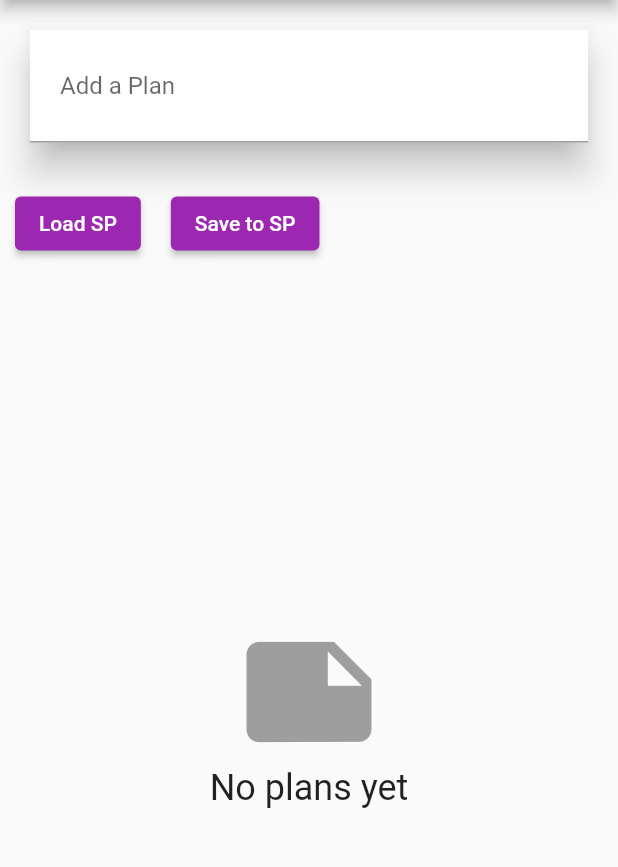
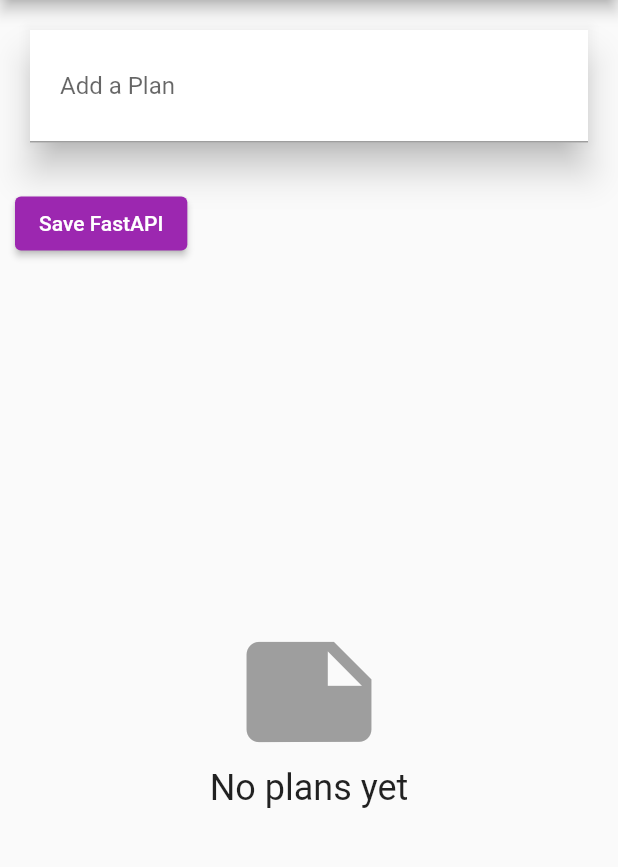
Before and after one commit to nyck33/todo_riverpod_freezed, a Flutter app: the screen it shows after launch, on a phone screen of 412 x 824 dp, the part 84-951 px from its top. Run offline on Flutter 3.47's test engine with Material 2 defaults, Android fonts, the phone set to English and light mode, and no system bars; our stand-ins replace built_value, flutter_riverpod, freezed_annotation, hooks_riverpod, shared_preferences.

Commit message:
put sharedprefs and loading plans in main

```diff
--- a/lib/main.dart
+++ b/lib/main.dart
@@ -1,7 +1,6 @@
 import 'package:flutter/material.dart';
 import 'package:flutter_riverpod/flutter_riverpod.dart';
 import 'package:hooks_riverpod/hooks_riverpod.dart';
-import 'dart:async';
 import 'package:shared_preferences/shared_preferences.dart';
 import 'dart:convert';
 
@@ -17,29 +16,48 @@ void main() async {
   WidgetsFlutterBinding.ensureInitialized();
   SharedPreferences? prefs = await SharedPreferences.getInstance();
 
+  List<Plan> plansFromSP = [];
+  final List<dynamic>? plansJsons;
+  final String plansKey = "plans";
+
+  try {
+    plansJsons = jsonDecode(prefs?.getString(plansKey) ?? '[]');
+    print('loadStateEarly plansJson: $plansJsons');
+    //final List<Plan> plansArr = [];
+    //return plansJsons;
+    if (plansJsons != null) {
+      for (Map<String, dynamic> p in plansJsons) {
+        //plansList.add(Plan.fromJson(p));
+        plansFromSP.add(Plan.fromJson(p));
+      }
+    }
+    // plansArr;
+  } catch (err) {
+    print('repo getPlans error: $err');
+  }
+
   //create local
-  runApp(ProviderScope(child: MasterPlanApp(prefs: prefs)));
+  runApp(ProviderScope(child: MasterPlanApp(plans: plansFromSP)));
 }
 
 class MasterPlanApp extends ConsumerStatefulWidget {
-  SharedPreferences? prefs;
-  MasterPlanApp({Key? key, required this.prefs}) : super(key: key);
+  //SharedPreferences? prefs;
+  List<Plan>? plans;
+  MasterPlanApp({Key? key, required this.plans}) : super(key: key);
   @override
-  _MasterPlanAppState createState() =>
-      _MasterPlanAppState(prefs: prefs, plansFromSP: []);
+  _MasterPlanAppState createState() => _MasterPlanAppState(plansFromSP: plans);
 }
 
 class _MasterPlanAppState extends ConsumerState<MasterPlanApp> {
-  SharedPreferences? prefs;
-  List<Plan> plansFromSP = [];
+  //SharedPreferences? prefs;
+  List<Plan>? plansFromSP = [];
 
-  _MasterPlanAppState(
-      {Key? key, required this.prefs, required this.plansFromSP});
+  _MasterPlanAppState({Key? key, required this.plansFromSP});
 
   @override
   initState() {
     super.initState();
-    if (prefs != null) loadStateEarly(prefs);
+    //if (prefs != null) loadStateEarly(prefs);
   }
 
   void loadStateEarly(SharedPreferences? prefs) {
@@ -56,7 +74,7 @@ class _MasterPlanAppState extends ConsumerState<MasterPlanApp> {
       if (plansJsons != null) {
         for (Map<String, dynamic> p in plansJsons) {
           //plansList.add(Plan.fromJson(p));
-          plansFromSP.add(Plan.fromJson(p));
+          plansFromSP?.add(Plan.fromJson(p));
         }
       }
       // plansArr;
@@ -74,7 +92,7 @@ class _MasterPlanAppState extends ConsumerState<MasterPlanApp> {
 
     return MaterialApp(
       theme: ThemeData(primarySwatch: Colors.purple),
-      home: PlanCreatorScreen(prefs: prefs),
+      home: PlanCreatorScreen(),
     );
   }
 }
--- a/lib/views/plan_creator_screen.dart
+++ b/lib/views/plan_creator_screen.dart
@@ -10,9 +10,7 @@ import '../plan_provider.dart';
 import './plan_screen2.dart';
 
 class PlanCreatorScreen extends ConsumerStatefulWidget {
-  final SharedPreferences? prefs;
-
-  const PlanCreatorScreen({Key? key, required this.prefs}) : super(key: key);
+  const PlanCreatorScreen({Key? key}) : super(key: key);
 
   @override
   _PlanCreatorScreenState createState() => _PlanCreatorScreenState();
@@ -20,21 +18,22 @@ class PlanCreatorScreen extends ConsumerStatefulWidget {
 
 class _PlanCreatorScreenState extends ConsumerState<PlanCreatorScreen> {
   //List<Plan> _plans; //= ref.watch(plansProvider.notifier);
-
+  late final SharedPreferences? prefs; //= getSharedPreferences();
   //for creating simple Textfields for new plans
   final textController = TextEditingController();
 
-  /*
   @override
   void initState() {
     super.initState();
-    _loadPlans();
+    //_loadPlans();
   }
 
-  void _loadPlans() {
-    ref.read(plansProvider.notifier).loadState();
+  Future<void>? getSharedPreferences() async {
+    prefs = await SharedPreferences.getInstance();
   }
-  */
+  //void _loadPlans() {
+  //ref.read(plansProvider.notifier).loadState();
+  //}
 
   @override
   Widget build(BuildContext context) {
@@ -53,7 +52,6 @@ class _PlanCreatorScreenState extends ConsumerState<PlanCreatorScreen> {
           _buildPlanCreator(), //textfield and func to add plan on tap
           Row(
             children: [
-              /*
               Padding(
                 padding: const EdgeInsets.all(10.0),
                 child: ElevatedButton(
@@ -62,10 +60,10 @@ class _PlanCreatorScreenState extends ConsumerState<PlanCreatorScreen> {
                         .read(plansProvider.notifier)
                         .savePlans(ref.read(plansProvider.notifier).state);
                   },
-                  child: const Text('Save Plans'),
+                  child: const Text('Save FastAPI'),
                 ),
-              ),*/
-              Padding(
+              ),
+              /*Padding(
                 padding: const EdgeInsets.all(10.0),
                 child: ElevatedButton(
                   onPressed: () {
@@ -84,7 +82,7 @@ class _PlanCreatorScreenState extends ConsumerState<PlanCreatorScreen> {
                   },
                   child: const Text('Save to SP'),
                 ),
-              ),
+              ),*/
             ],
           ),
           Expanded(child: _buildMasterPlans()),
--- a/pubspec.yaml
+++ b/pubspec.yaml
@@ -40,6 +40,9 @@ dependencies:
   #json_serializable: ^5.0.0
   built_value:
   shared_preferences: 2.0.7
+  # new for coupon
+  bottom_navy_bar: ^6.0.0
+
 
 
 
```
Also changed, not shown: pubspec.lock, 1 other file.
